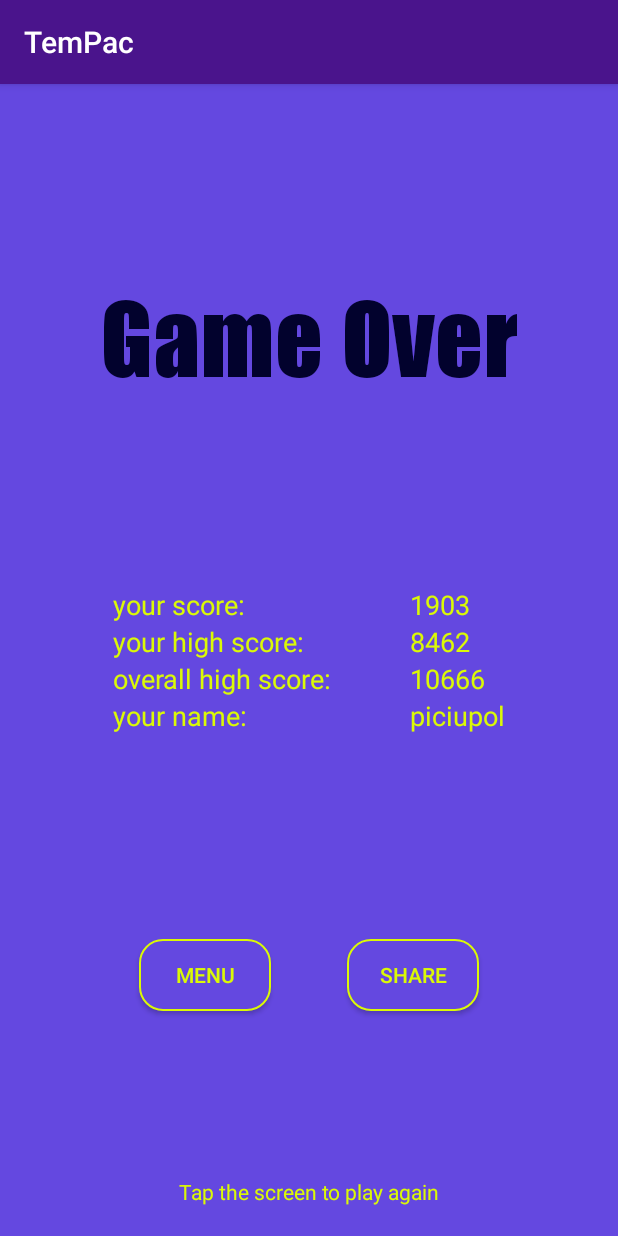
After one commit to miguelMarchPiris/TEMPAC_VIDEOGAME, an Android app: the GameOverActivity screen opened directly, with no data from a screen before it, on a phone screen of 412 x 824 dp. The commit adds this screen. Run offline under Robolectric (Android 15) with nearby library versions, the phone set to English and light mode, and no system bars; libraries missing offline, so code that uses them is left out: edu.ub.pis2019.

Commit message:
GameOverLayout v.1.0

```diff
--- a/project/app/src/main/AndroidManifest.xml
+++ b/project/app/src/main/AndroidManifest.xml
@@ -9,6 +9,8 @@
             android:roundIcon="@mipmap/ic_launcher_round"
             android:supportsRtl="true"
             android:theme="@style/AppTheme">
+        <activity android:name=".GameOverActivity">
+        </activity>
         <activity android:name=".LogInActivity">
             <intent-filter>
                 <action android:name="android.intent.action.MAIN"/>
--- /dev/null
+++ b/project/app/src/main/java/edu/ub/pis2019/pis_16/tempac/GameOverActivity.kt
@@ -0,0 +1,43 @@
+package edu.ub.pis2019.pis_16.tempac
+
+import android.support.v7.app.AppCompatActivity
+import android.os.Bundle
+import android.support.constraint.ConstraintLayout
+import android.view.animation.AnimationUtils
+import android.widget.Button
+import android.widget.TextView
+import android.widget.Toast
+
+class GameOverActivity : AppCompatActivity() {
+
+    lateinit var menuButton: Button
+    lateinit var shareButton: Button
+    lateinit var backgroundLayout: ConstraintLayout
+
+    override fun onCreate(savedInstanceState: Bundle?) {
+        super.onCreate(savedInstanceState)
+        setContentView(R.layout.activity_game_over)
+        var animBounce = AnimationUtils.loadAnimation(this, R.anim.bounce)
+        var text : TextView = findViewById(R.id.playAgainText)
+        text.startAnimation(animBounce)
+
+        menuButton = findViewById(R.id.menuButton)
+        shareButton = findViewById(R.id.shareButton)
+        backgroundLayout = findViewById(R.id.backgroundLayout)
+
+        menuButton.setOnClickListener{
+            //Menu Button Action
+            Toast.makeText(baseContext,"Menu Button Action",Toast.LENGTH_SHORT).show()
+        }
+
+        shareButton.setOnClickListener{
+            //Menu Button Action
+            Toast.makeText(baseContext,"Share Button Action",Toast.LENGTH_SHORT).show()
+        }
+
+        backgroundLayout.setOnClickListener{
+            //Menu Button Action
+            Toast.makeText(baseContext,"Background Layout Action",Toast.LENGTH_SHORT).show()
+        }
+    }
+}
--- /dev/null
+++ b/project/app/src/main/res/anim/bounce.xml
@@ -0,0 +1,8 @@
+<?xml version="1.0" encoding="utf-8"?>
+<set xmlns:android="http://schemas.android.com/apk/res/android"
+     android:interpolator="@android:anim/bounce_interpolator">
+    <translate
+            android:fromYDelta="-100%p"
+            android:toYDelta="0"
+            android:duration="2000"/>
+</set>
--- /dev/null
+++ b/project/app/src/main/res/drawable/button_background.xml
@@ -0,0 +1,14 @@
+<?xml version="1.0" encoding="utf-8" ?>
+<selector xmlns:android="http://schemas.android.com/apk/res/android">
+    <!--  Non focused states
+     -->
+    <item android:state_focused="false" android:state_selected="false" android:state_pressed="false" android:drawable="@drawable/button_normal" />
+    <item android:state_focused="false" android:state_selected="true" android:state_pressed="false" android:drawable="@drawable/button_normal"/>
+    <!--  Focused states
+     -->
+    <item android:state_focused="true" android:state_selected="false" android:state_pressed="false" android:drawable="@drawable/button_normal" />
+    <item android:state_focused="true" android:state_selected="true" android:state_pressed="false" android:drawable="@drawable/button_normal" />
+    <!--  Pressed
+     -->
+    <item android:state_pressed="true" android:drawable="@drawable/button_press" />
+</selector>
--- /dev/null
+++ b/project/app/src/main/res/drawable/button_normal.xml
@@ -0,0 +1,5 @@
+<shape xmlns:android="http://schemas.android.com/apk/res/android" android:shape="rectangle">
+    <stroke android:width="1dp" android:color="#DBF906"/>
+    <corners android:radius="15dp" />
+    <gradient android:startColor="#6448E0" android:centerColor="#6448E0" android:endColor="#6448E0" android:angle="90" />
+</shape>
--- /dev/null
+++ b/project/app/src/main/res/drawable/button_press.xml
@@ -0,0 +1,5 @@
+<shape xmlns:android="http://schemas.android.com/apk/res/android" android:shape="rectangle">
+    <stroke android:width="2dp" android:color="#02022D"/>
+    <corners android:radius="15dp" />
+    <gradient android:startColor="#6448E0" android:centerColor="#6448E0" android:endColor="#6448E0" android:angle="90" />
+</shape>
--- /dev/null
+++ b/project/app/src/main/res/layout/activity_game_over.xml
@@ -0,0 +1,110 @@
+<?xml version="1.0" encoding="utf-8"?>
+<android.support.constraint.ConstraintLayout
+        xmlns:android="http://schemas.android.com/apk/res/android"
+        xmlns:tools="http://schemas.android.com/tools"
+        xmlns:app="http://schemas.android.com/apk/res-auto"
+        android:layout_width="match_parent"
+        android:layout_height="match_parent"
+        tools:context=".GameOverActivity"
+        android:background="#6448E0"
+        android:id="@+id/backgroundLayout">
+
+    <TextView
+            android:text="@string/game_over"
+            android:layout_width="wrap_content"
+            android:layout_height="wrap_content"
+            android:id="@+id/gameOverText" android:textSize="64sp"
+            app:layout_constraintStart_toStartOf="parent" android:layout_marginLeft="8dp"
+            android:layout_marginStart="8dp" app:layout_constraintEnd_toEndOf="parent" android:layout_marginEnd="8dp"
+            android:layout_marginRight="8dp" android:layout_marginTop="120dp"
+            app:layout_constraintTop_toTopOf="parent" app:fontFamily="@font/impact"
+    android:textColor="#02022D"/>
+
+    <LinearLayout android:layout_width="wrap_content" android:layout_height="wrap_content"
+                  android:orientation="vertical"
+                  android:id="@+id/scoreTextLinearLayout"
+                  app:layout_constraintStart_toStartOf="parent" android:layout_marginLeft="8dp"
+                  android:layout_marginStart="75dp" android:layout_marginRight="8dp"
+                  android:layout_marginTop="8dp"
+                  app:layout_constraintTop_toTopOf="parent" android:layout_marginBottom="8dp"
+                  app:layout_constraintBottom_toBottomOf="parent"
+    >
+        <TextView
+                android:text="@string/your_score"
+                android:layout_width="wrap_content"
+                android:layout_height="wrap_content"
+                android:id="@+id/yourScoreText" android:textSize="18sp"
+                android:textColor="#DBF906"/>
+        <TextView
+                android:text="@string/your_high_score"
+                android:layout_width="wrap_content"
+                android:layout_height="wrap_content"
+                android:id="@+id/yourHighScoreText" android:textSize="18sp" android:textColor="#DBF906"/>
+        <TextView
+                android:text="@string/overall_high_score"
+                android:layout_width="wrap_content"
+                android:layout_height="wrap_content"
+                android:id="@+id/overallHighScoreText" android:textSize="18sp" android:textColor="#DBF906"/>
+        <TextView
+                android:text="@string/your_name"
+                android:layout_width="wrap_content"
+                android:layout_height="wrap_content"
+                android:id="@+id/yourNameText" android:textSize="18sp" android:textColor="#DBF906"/>
+    </LinearLayout>
+    <LinearLayout android:layout_width="wrap_content" android:layout_height="wrap_content"
+                  android:orientation="vertical"
+                  android:id="@+id/scoreResultLinearLayout"
+                  app:layout_constraintEnd_toEndOf="parent"
+                  android:layout_marginTop="8dp" app:layout_constraintTop_toTopOf="parent"
+                  android:layout_marginBottom="8dp" app:layout_constraintBottom_toBottomOf="parent"
+                  android:layout_marginEnd="75dp" android:layout_marginRight="8dp">
+        <TextView
+                android:text="1903"
+                android:layout_width="wrap_content"
+                android:layout_height="wrap_content"
+                android:id="@+id/yourScoreResultText" android:textSize="18sp" android:textColor="#DBF906"/>
+        <TextView
+                android:text="8462"
+                android:layout_width="wrap_content"
+                android:layout_height="wrap_content"
+                android:id="@+id/youtHighScoreResultText" android:textSize="18sp" android:textColor="#DBF906"/>
+        <TextView
+                android:text="10666"
+                android:layout_width="wrap_content"
+                android:layout_height="wrap_content"
+                android:id="@+id/overallHighScoreResultText" android:textSize="18sp" android:textColor="#DBF906"/>
+        <TextView
+                android:text="piciupol"
+                android:layout_width="wrap_content"
+                android:layout_height="wrap_content"
+                android:id="@+id/yourNameResultText" android:textSize="18sp" android:textColor="#DBF906"/>
+    </LinearLayout>
+    <Button
+            android:text="@string/menu"
+            android:layout_width="wrap_content"
+            android:layout_height="wrap_content"
+            android:id="@+id/menuButton" app:layout_constraintStart_toStartOf="parent" android:layout_marginLeft="50dp"
+            android:layout_marginStart="50dp" android:layout_marginBottom="150dp"
+            app:layout_constraintBottom_toBottomOf="parent" app:layout_constraintEnd_toStartOf="@+id/shareButton"
+            android:layout_marginEnd="8dp" android:layout_marginRight="8dp"
+            app:layout_constraintHorizontal_bias="0.5"
+            android:background="@drawable/button_background" android:textColor="#DBF906"/>
+    <Button
+            android:text="@string/share"
+            android:layout_width="wrap_content"
+            android:layout_height="wrap_content"
+            android:id="@+id/shareButton" app:layout_constraintEnd_toEndOf="parent" android:layout_marginEnd="50dp"
+            android:layout_marginRight="50dp" android:layout_marginBottom="150dp"
+            app:layout_constraintBottom_toBottomOf="parent" app:layout_constraintStart_toEndOf="@+id/menuButton"
+            app:layout_constraintHorizontal_bias="0.5"
+            android:background="@drawable/button_background" android:textColor="#DBF906"/>
+    <TextView
+            android:text="@string/tap_the_screen_to_play_again"
+            android:layout_width="wrap_content"
+            android:layout_height="wrap_content"
+            android:id="@+id/playAgainText" android:layout_marginStart="8dp"
+            app:layout_constraintStart_toStartOf="parent" android:layout_marginLeft="8dp"
+            app:layout_constraintEnd_toEndOf="parent" android:layout_marginEnd="8dp" android:layout_marginRight="8dp"
+            android:layout_marginBottom="20dp" app:layout_constraintBottom_toBottomOf="parent"
+            android:textColor="#DBF906"/>
+</android.support.constraint.ConstraintLayout>
--- a/project/app/src/main/res/values/strings.xml
+++ b/project/app/src/main/res/values/strings.xml
@@ -13,4 +13,12 @@
         Miguel Augusto March Piris \n\t\t(miguelaugusto179@gmail.com)\n
         Piotr Piwowarski \n\t\t(piotr95piwowarski@gmail.com)
     </string>
+    <string name="game_over">Game Over</string>
+    <string name="your_score">your score:</string>
+    <string name="your_high_score">your high score:</string>
+    <string name="overall_high_score">overall high score:</string>
+    <string name="your_name">your name:</string>
+    <string name="menu">Menu</string>
+    <string name="share">Share</string>
+    <string name="tap_the_screen_to_play_again">Tap the screen to play again</string>
 </resources>
```
Also changed, not shown: project/app/src/main/res/font/impact.ttf (added).
